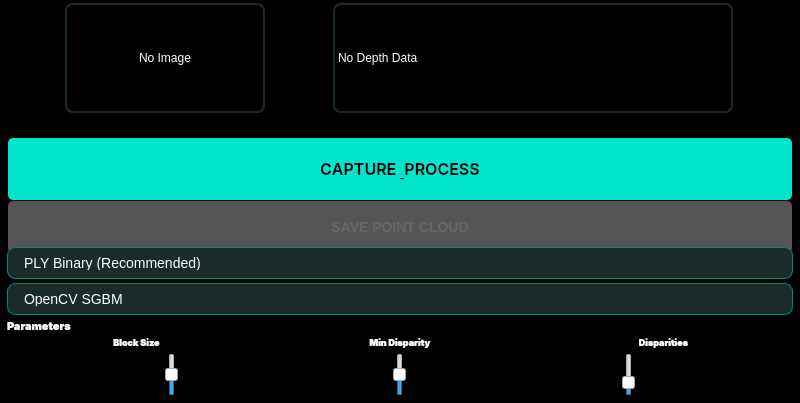
Old version of the form src/gui/ui/depth_test_widget.ui in the repository SupernovaIndustries/unlook-standalone.
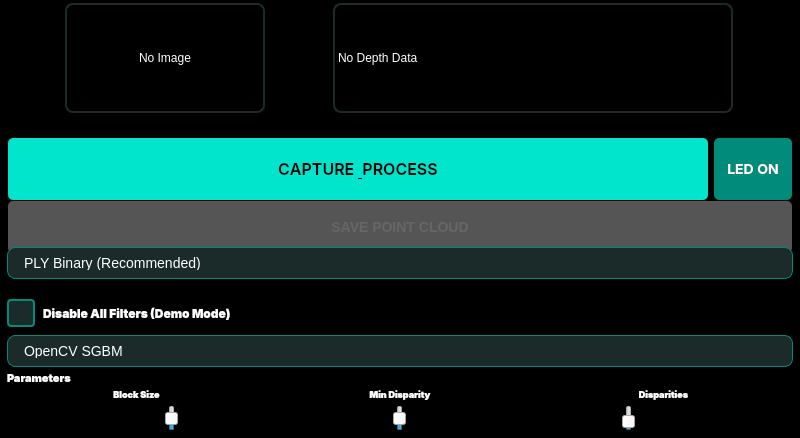
New version of the form.

Commit message: INVESTOR DEMO FIX: Depth range correction and diagnostic improvements

What changed in the file:
```diff
--- a/src/gui/ui/depth_test_widget.ui
+++ b/src/gui/ui/depth_test_widget.ui
@@ -219,16 +219,21 @@
             <number>4</number>
            </property>
            <item>
+            <layout class="QHBoxLayout" name="capture_led_layout">
+             <property name="spacing">
+              <number>4</number>
+             </property>
+             <item>
             <widget class="QPushButton" name="capture_button">
              <property name="sizePolicy">
-              <sizepolicy hsizetype="Fixed" vsizetype="Expanding">
+                <sizepolicy hsizetype="Expanding" vsizetype="Expanding">
                <horstretch>0</horstretch>
                <verstretch>0</verstretch>
               </sizepolicy>
              </property>
              <property name="minimumSize">
               <size>
-               <width>140</width>
+                 <width>100</width>
                <height>32</height>
               </size>
              </property>
@@ -289,6 +294,73 @@
             </widget>
            </item>
            <item>
+              <widget class="QPushButton" name="led_toggle_button">
+               <property name="sizePolicy">
+                <sizepolicy hsizetype="Fixed" vsizetype="Expanding">
+                 <horstretch>0</horstretch>
+                 <verstretch>0</verstretch>
+                </sizepolicy>
+               </property>
+               <property name="minimumSize">
+                <size>
+                 <width>80</width>
+                 <height>32</height>
+                </size>
+               </property>
+               <property name="maximumSize">
+                <size>
+                 <width>90</width>
+                 <height>32</height>
+                </size>
+               </property>
+               <property name="font">
+                <font>
+                 <family>Inter</family>
+                 <pointsize>-1</pointsize>
+                 <bold>false</bold>
+                </font>
+               </property>
+               <property name="styleSheet">
+                <string notr="true">/* Supernova-tech Warning Button (LED Toggle) */
+QPushButton#led_toggle_button {
+    background: #FF8800;
+    color: #000000;
+    border: 2px solid transparent;
+    border-radius: 6px;
+    min-height: 60px;
+    font-weight: 500;
+    font-size: 14px;
+    font-family: &quot;Inter&quot;, sans-serif;
+}
+
+QPushButton#led_toggle_button:hover {
+    background: #FFAA33;
+    border: 2px solid #FF8800;
+}
+
+QPushButton#led_toggle_button:pressed {
+    background: #CC6600;
+}
+
+QPushButton#led_toggle_button:checked {
+    background: #008B7A;
+    color: #FFFFFF;
+}</string>
+               </property>
+               <property name="text">
+                <string>LED ON</string>
+               </property>
+               <property name="checkable">
+                <bool>true</bool>
+               </property>
+               <property name="checked">
+                <bool>true</bool>
+               </property>
+              </widget>
+             </item>
+            </layout>
+           </item>
+           <item>
             <widget class="QPushButton" name="save_pointcloud_button">
              <property name="enabled">
               <bool>false</bool>
@@ -399,6 +471,65 @@
              </item>
             </widget>
            </item>
+           <item>
+            <widget class="QCheckBox" name="disable_filters_checkbox">
+             <property name="minimumSize">
+              <size>
+               <width>140</width>
+               <height>32</height>
+              </size>
+             </property>
+             <property name="maximumSize">
+              <size>
+               <width>800</width>
+               <height>36</height>
+              </size>
+             </property>
+             <property name="font">
+              <font>
+               <family>Inter</family>
+               <pointsize>9</pointsize>
+               <bold>true</bold>
+              </font>
+             </property>
+             <property name="styleSheet">
+              <string notr="true">/* Supernova-tech Checkbox */
+QCheckBox {
+    color: #FFFFFF;
+    font-family: &quot;Inter&quot;, sans-serif;
+    font-weight: 700;
+    spacing: 8px;
+    min-height: 48px;
+}
+
+QCheckBox::indicator {
+    width: 24px;
+    height: 24px;
+    border: 2px solid #008B7A;
+    border-radius: 4px;
+    background: #1A2B2A;
+}
+
+QCheckBox::indicator:hover {
+    border: 2px solid #00E5CC;
+    background: #1A2B2A;
+}
+
+QCheckBox::indicator:checked {
+    background: #00E5CC;
+    border: 2px solid #00B8A3;
+}
+
+QCheckBox::indicator:checked:hover {
+    background: #00FFE6;
+    border: 2px solid #00E5CC;
+}</string>
+             </property>
+             <property name="text">
+              <string>Disable All Filters (Demo Mode)</string>
+             </property>
+            </widget>
+           </item>
            <item>
             <widget class="QComboBox" name="algorithm_combo">
              <property name="minimumSize">
```
Lines whose indentation alone changed are shown as unchanged. The commit also changes 7 other files.
